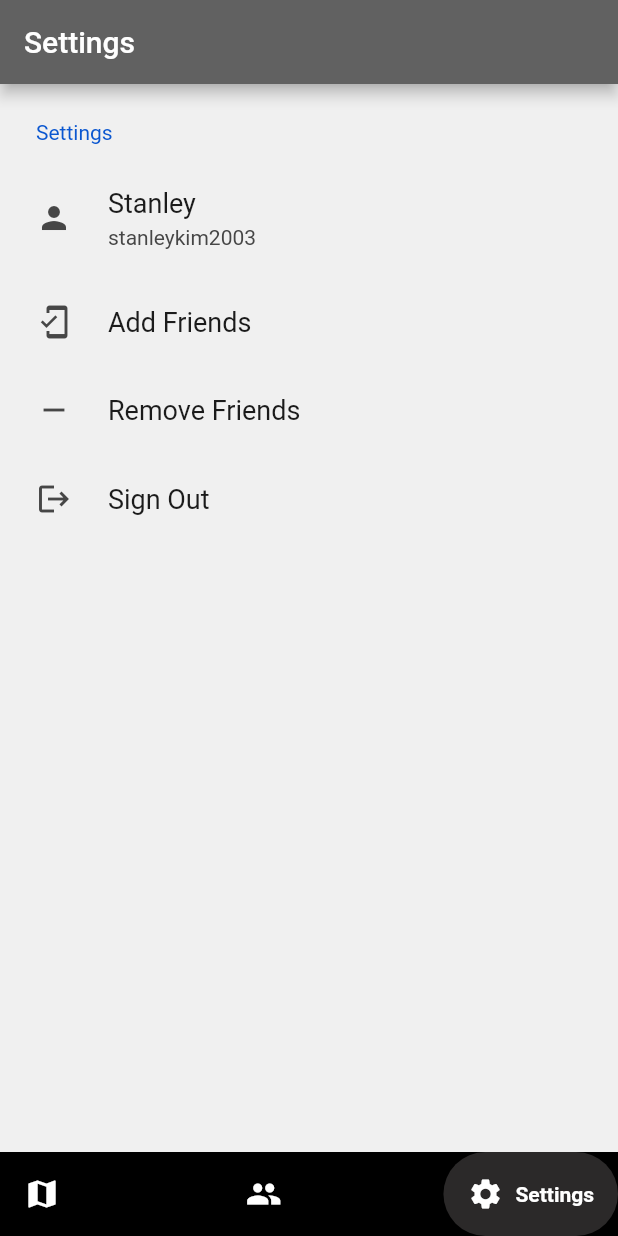
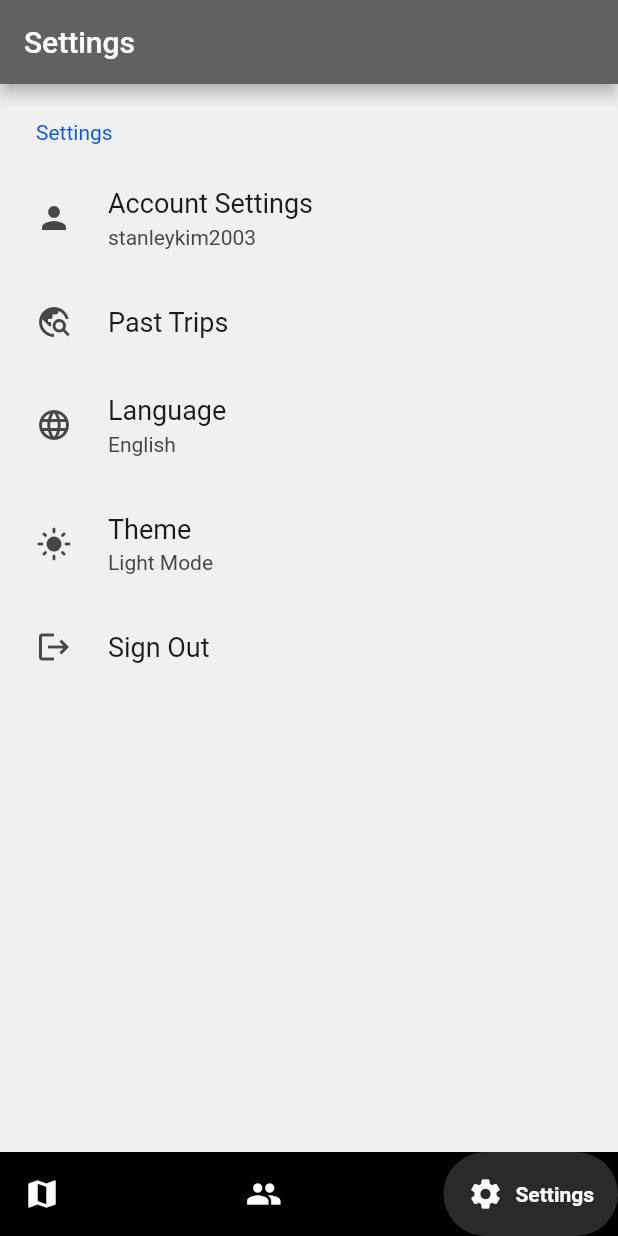
Before and after one commit to StanleyTK/WalkMeHome, a Flutter app: the MyNavBarPage screen opened directly, item 3 of the bottom bar chosen, on a phone screen of 412 x 824 dp. Run offline on Flutter 3.47's test engine with Material 2 defaults, Android fonts, the phone set to English and light mode, and no system bars; drawn by our look-alikes of google_nav_bar, settings_ui; our stand-ins replace flutter_map, latlong2, location; missing offline and left inert: flutter_polyline_points; accounts and stored records are empty; network calls fail.

Commit message:
Updated Settings UI

```diff
--- a/lib/pages/settings.dart
+++ b/lib/pages/settings.dart
@@ -29,16 +29,22 @@ class SettingsPageState extends State<SettingsPage> {
               tiles: <SettingsTile>[
                 SettingsTile.navigation(
                   leading: const Icon(Icons.person),
-                  title: const Text('Stanley'),
+                  title: const Text('Account Settings'),
                   value: const Text('stanleykim2003'),
                 ),
                 SettingsTile.navigation(
-                  leading: const Icon(Icons.mobile_friendly),
-                  title: const Text('Add Friends'),
+                  leading: const Icon(Icons.travel_explore),
+                  title: const Text('Past Trips'),
                 ),
                 SettingsTile.navigation(
-                  leading: const Icon(Icons.remove),
-                  title: const Text('Remove Friends'),
+                  leading: const Icon(Icons.language),
+                  title: const Text('Language'),
+                  value: const Text('English'),
+                ),
+                SettingsTile.navigation(
+                  leading: const Icon(Icons.light_mode),
+                  title: const Text('Theme'),
+                  value: const Text('Light Mode'),
                 ),
                 SettingsTile.navigation(
                   leading: const Icon(Icons.logout),
```
